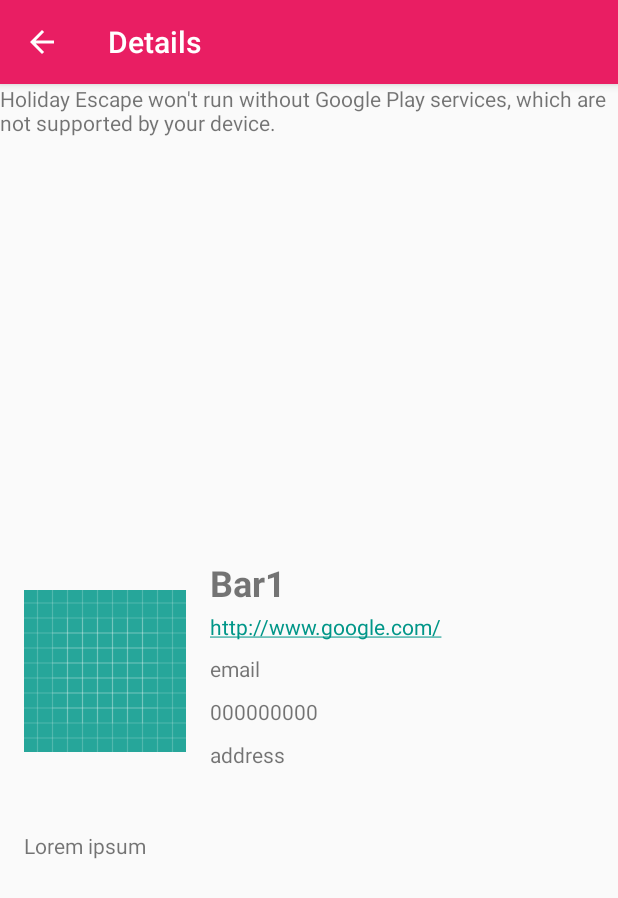
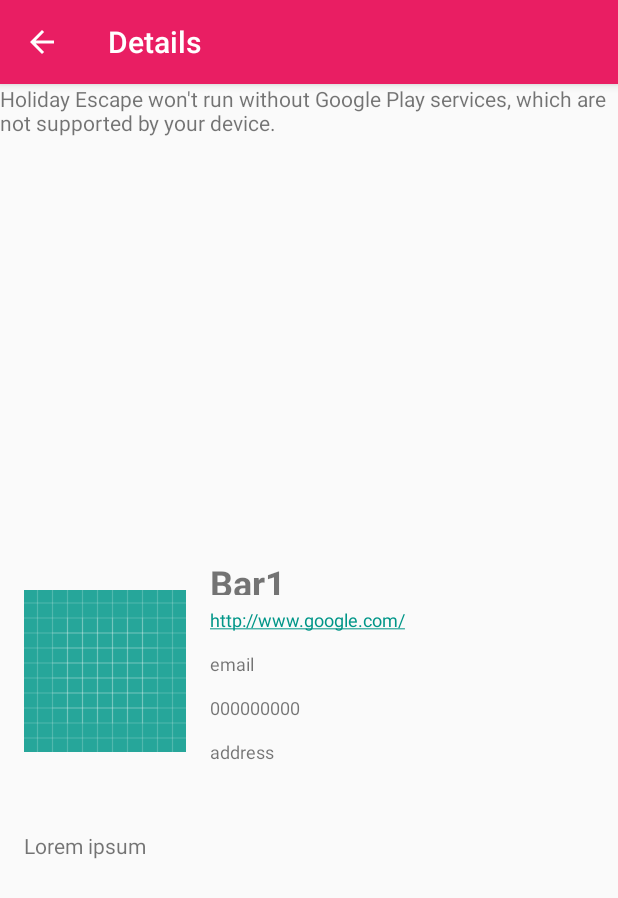
Before and after one commit to Melsara/HolidayEscape, an Android app: the screen it shows after launch (DetailsActivity), after a tap on "Bar1", on a phone screen of 412 x 824 dp. Shown: the top 898 px of the screen. Run offline under Robolectric (Android 15) with nearby library versions, the phone set to English and light mode, and no system bars.

Commit message:
Adding textStyle.

```diff
--- a/app/src/main/res/layout/activity_details.xml
+++ b/app/src/main/res/layout/activity_details.xml
@@ -39,33 +39,25 @@
 
             <TextView
                 android:id="@+id/textView_web"
-                android:layout_width="wrap_content"
-                android:layout_height="0dp"
-                android:layout_weight="1"
+                style="@style/textStyle"
                 android:autoLink="web"
                 android:text="web" />
 
             <TextView
                 android:id="@+id/textView_email"
-                android:layout_width="wrap_content"
-                android:layout_height="0dp"
-                android:layout_weight="1"
+                style="@style/textStyle"
                 android:autoLink="email"
                 android:text="email" />
 
             <TextView
                 android:id="@+id/textView_tel"
-                android:layout_width="wrap_content"
-                android:layout_height="0dp"
-                android:layout_weight="1"
+                style="@style/textStyle"
                 android:autoLink="phone"
                 android:text="tel" />
 
             <TextView
                 android:id="@+id/textView_address"
-                android:layout_width="wrap_content"
-                android:layout_height="0dp"
-                android:layout_weight="1"
+                style="@style/textStyle"
                 android:text="address" />
 
         </LinearLayout>
--- a/app/src/main/res/values/dimen.xml
+++ b/app/src/main/res/values/dimen.xml
@@ -10,5 +10,7 @@
     <dimen name="image_size">150dp</dimen>
     <dimen name="margin16">16dp</dimen>
     <dimen name="margin8">8dp</dimen>
+    <dimen name="margin4">4dp</dimen>
     <dimen name="title_size">24dp</dimen>
+    <dimen name="text_size">12dp</dimen>
 </resources>
--- a/app/src/main/res/values/styles.xml
+++ b/app/src/main/res/values/styles.xml
@@ -24,7 +24,14 @@
         <item name="android:textSize">@dimen/title_size</item>
         <item name="android:textStyle">bold</item>
         <item name="android:layout_marginBottom">@dimen/margin8</item>
+    </style>
 
+    <style name="textStyle">
+        <item name="android:layout_width">wrap_content</item>
+        <item name="android:layout_height">0dp</item>
+        <item name="android:layout_weight">1</item>
+        <item name="android:textSize">@dimen/text_size</item>
+        <item name="android:layout_marginBottom">@dimen/margin4</item>
     </style>
 
 
```
